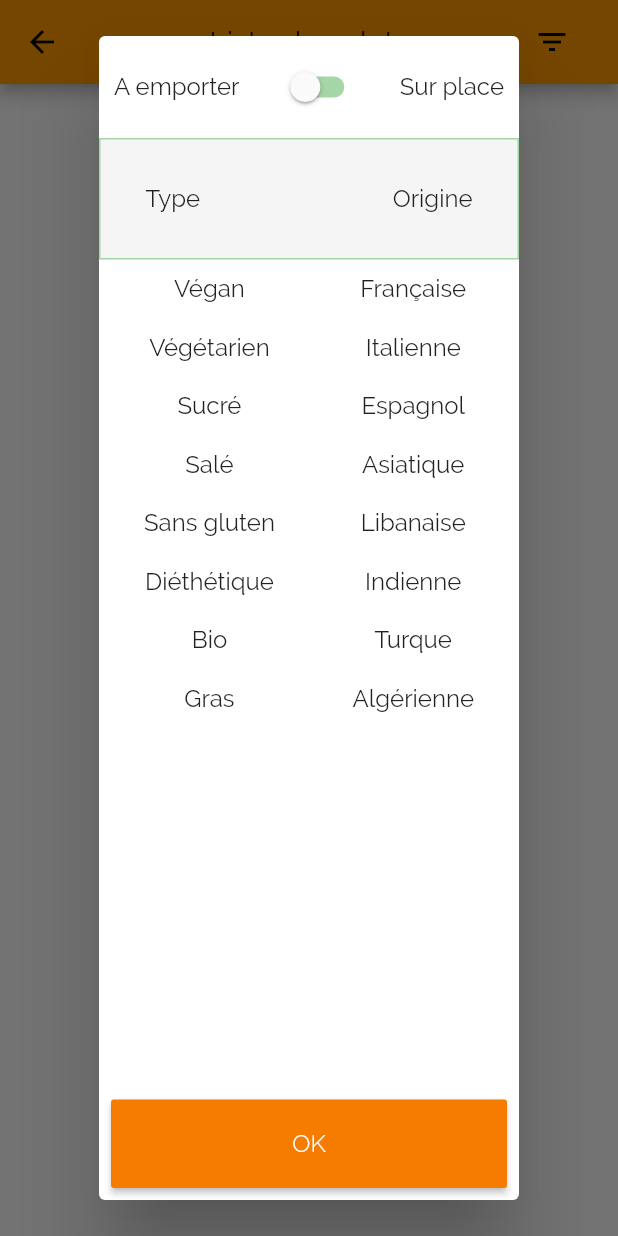
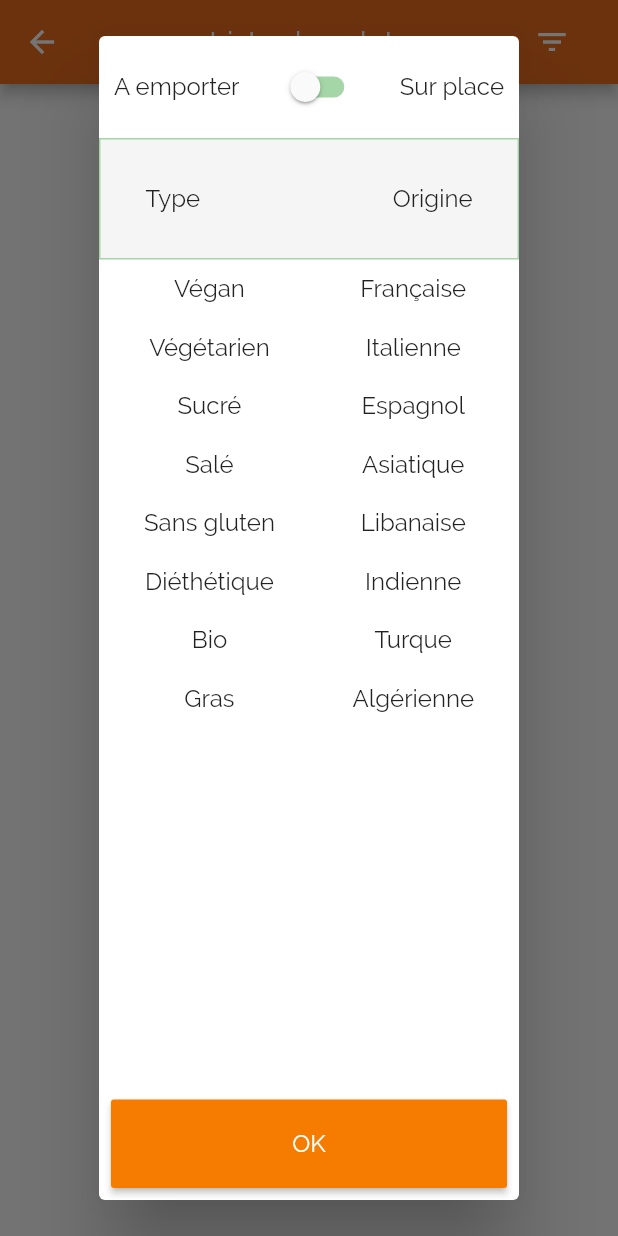
Before and after one commit to estebanlecalvez/Miamity, a Flutter app: the DishesListPage screen opened directly, after a tap on the "filter list" icon, on a phone screen of 412 x 824 dp. Run offline on Flutter 3.47's test engine with Material 2 defaults, Android fonts, the phone set to English and light mode, and no system bars; our stand-ins replace cached_network_image, camera, cloud_firestore, firebase_auth, firebase_storage, flutter_form_builder and 7 more; missing offline and left inert: flutter_google_places, geocoder, google_maps_webservice; accounts and stored records are empty.

Commit message:
Close drawer on change page et change couleur de la appbar

```diff
--- a/lib/CommonPages/DishesList.dart
+++ b/lib/CommonPages/DishesList.dart
@@ -149,7 +149,7 @@ class DishesListState extends State<DishesListPage> {
           FlatButton(
               child: Icon(
                 Icons.filter_list,
-                color: Colors.black,
+                color: Colors.white,
               ),
               onPressed: () async {
                 _filterResults(context);
--- a/lib/Widgets/MiamityAppBar.dart
+++ b/lib/Widgets/MiamityAppBar.dart
@@ -33,6 +33,7 @@ class MiamityAppBarState extends State<MiamityAppBar> {
         title: Text(s),
         onTap: () {
           setState(() {
+            Navigator.of(context, rootNavigator: true).pop('drawer');
             widget.auth.changePage(context, route);
           });
         },
--- a/lib/Widgets/MiamityButton.dart
+++ b/lib/Widgets/MiamityButton.dart
@@ -23,9 +23,7 @@ class MiamityButton extends StatelessWidget {
             children: <Widget>[
               Row(
                 children: <Widget>[
-                  Text(title ?? "",
-                      style:
-                          TextStyle(fontSize: 16, fontWeight: FontWeight.w300)),
+                  Text(title ?? "", style: TextStyle(fontSize: 16)),
                 ],
               )
             ],
--- a/lib/main.dart
+++ b/lib/main.dart
@@ -6,15 +6,30 @@ import 'package:miamitymds/root_page.dart';
 void main() => runApp(MyApp());
 
 class MyApp extends StatelessWidget {
+  Map<int, Color> color = {
+    50: Color.fromRGBO(136, 14, 79, .1),
+    100: Color.fromRGBO(136, 14, 79, .2),
+    200: Color.fromRGBO(136, 14, 79, .3),
+    300: Color.fromRGBO(136, 14, 79, .4),
+    400: Color.fromRGBO(136, 14, 79, .5),
+    500: Color.fromRGBO(136, 14, 79, .6),
+    600: Color.fromRGBO(136, 14, 79, .7),
+    700: Color.fromRGBO(136, 14, 79, .8),
+    800: Color.fromRGBO(136, 14, 79, .9),
+    900: Color.fromRGBO(136, 14, 79, 1),
+  };
+
   @override
   Widget build(BuildContext context) {
+    MaterialColor colorCustom = MaterialColor(0xFFEB6E1E, color);
+
     SystemChrome.setPreferredOrientations([
       DeviceOrientation.portraitUp,
       DeviceOrientation.portraitDown,
     ]);
     return MaterialApp(
       title: 'Miamity',
-      theme: ThemeData(primarySwatch: Colors.orange, fontFamily: 'Raleway'),
+      theme: ThemeData(primarySwatch: colorCustom, fontFamily: 'Raleway'),
       home: RootPage(auth: new Auth()),
     );
   }
```
